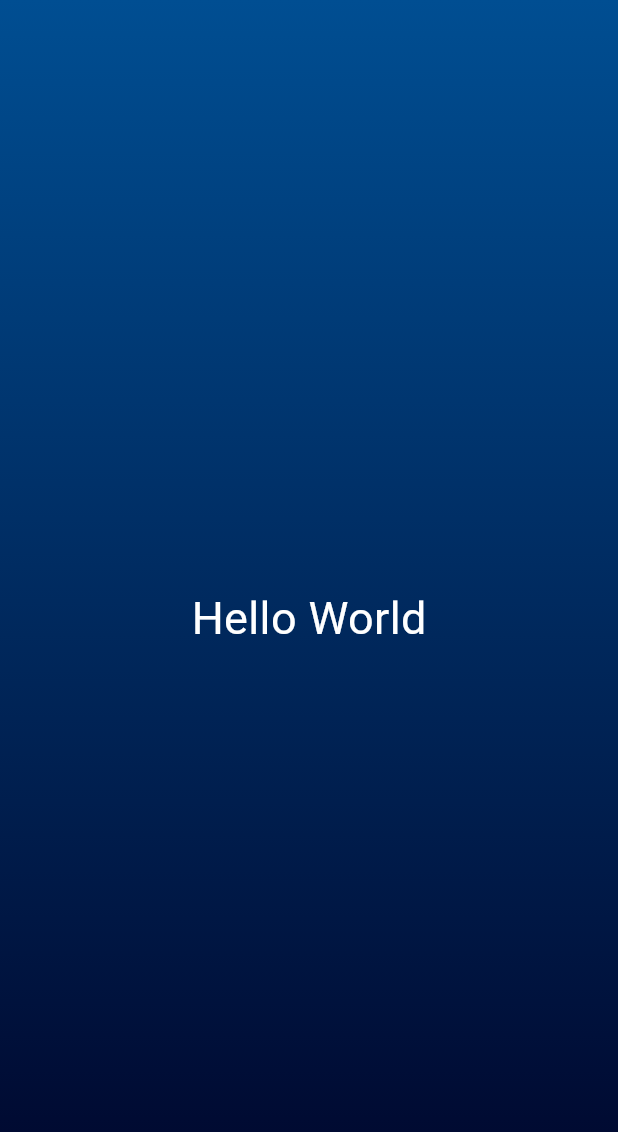
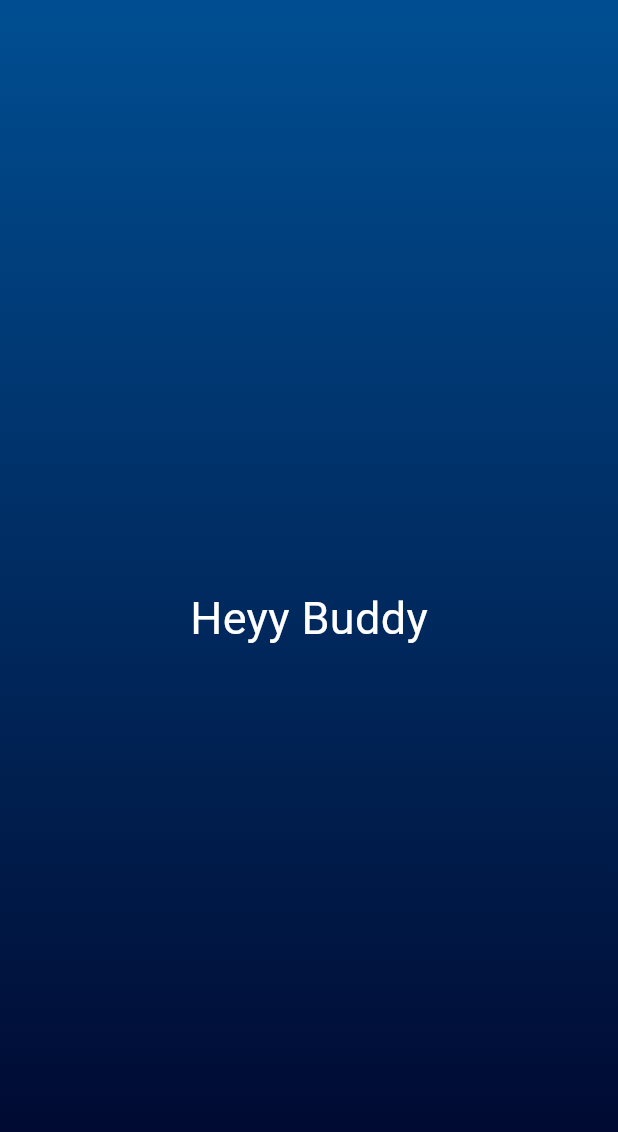
Before and after one commit to vedantgaikar/My_First_App, a Flutter app: the screen it shows after launch, on a phone screen of 412 x 824 dp. Shown: the top 1132 px of the screen. Run offline on Flutter 3.47's test engine with Material 3 defaults, Android fonts, the phone set to English and light mode, and no system bars.

Commit message:
Modified the styledText.dart to accept custom string to display

```diff
--- a/lib/gradientContainer.dart
+++ b/lib/gradientContainer.dart
@@ -20,7 +20,7 @@ class GradientContainer extends StatelessWidget {
         ),
       ),
       child: const Center(
-        child: StyledText()
+        child: StyledText('Heyy Buddy')
       ),
     );
   }
--- a/lib/styledText.dart
+++ b/lib/styledText.dart
@@ -2,14 +2,15 @@ import 'package:flutter/cupertino.dart';
 import 'package:flutter/material.dart';
 
 class StyledText extends StatelessWidget {
-  const StyledText({super.key});
+  const StyledText( this.text, {super.key});
+  final String text;
 
   @override
   Widget build(BuildContext context) {
 
     // TODO: implement build
     return Text(
-      'Hello World',
+      text,
       style: TextStyle(color: Colors.white, fontSize: 30,),
     );
   }
```
